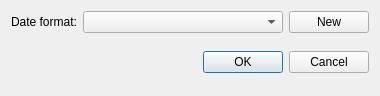
Above: src/main/python/plotting_app/views/ui/date_format_dialog.ui from KindVador/PlottingApp before the change. Below: the same form after it.
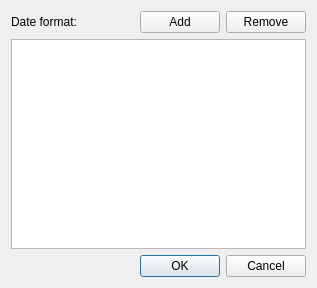
That is the form after the change.

Commit message: update of date format selection (not finiished)

Diff of the .ui file:
```diff
--- a/src/main/python/plotting_app/views/ui/date_format_dialog.ui
+++ b/src/main/python/plotting_app/views/ui/date_format_dialog.ui
@@ -6,8 +6,8 @@
    <rect>
     <x>0</x>
     <y>0</y>
-    <width>380</width>
-    <height>96</height>
+    <width>317</width>
+    <height>288</height>
    </rect>
   </property>
   <property name="sizePolicy">
@@ -30,26 +30,39 @@
       </widget>
      </item>
      <item>
-      <widget class="QComboBox" name="date_format_cbx">
-       <property name="minimumSize">
+      <spacer name="horizontalSpacer">
+       <property name="orientation">
+        <enum>Qt::Horizontal</enum>
+       </property>
+       <property name="sizeHint" stdset="0">
         <size>
-         <width>200</width>
-         <height>0</height>
+         <width>40</width>
+         <height>20</height>
         </size>
        </property>
+      </spacer>
+     </item>
+     <item>
+      <widget class="QPushButton" name="add_date_fmt_btn">
+       <property name="text">
+        <string>Add</string>
+       </property>
       </widget>
      </item>
      <item>
       <widget class="QPushButton" name="new_date_format_button">
        <property name="text">
-        <string>New</string>
+        <string>Remove</string>
        </property>
       </widget>
      </item>
     </layout>
    </item>
    <item>
-    <widget class="QDialogButtonBox" name="buttonBox">
+    <widget class="QTableView" name="table_view"/>
+   </item>
+   <item>
+    <widget class="QDialogButtonBox" name="button_box">
      <property name="sizePolicy">
       <sizepolicy hsizetype="Minimum" vsizetype="Minimum">
        <horstretch>0</horstretch>
```
Left out of the diff: 6 changed lines with no effect on the pictures. The commit also changes 7 other files.
